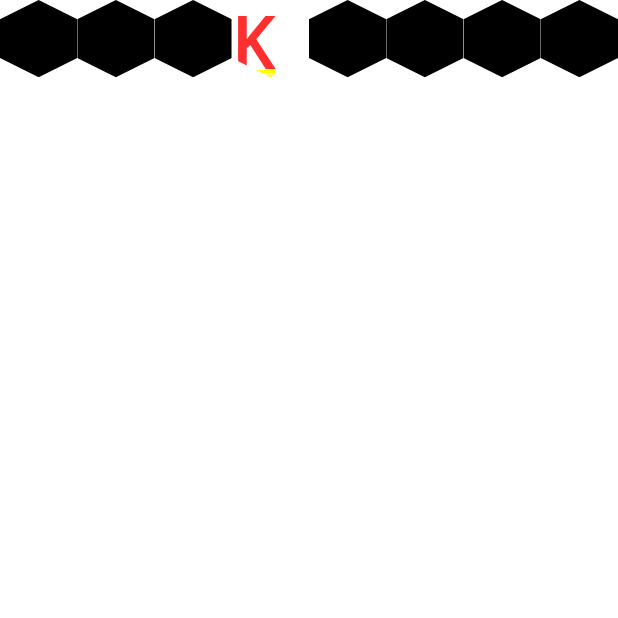
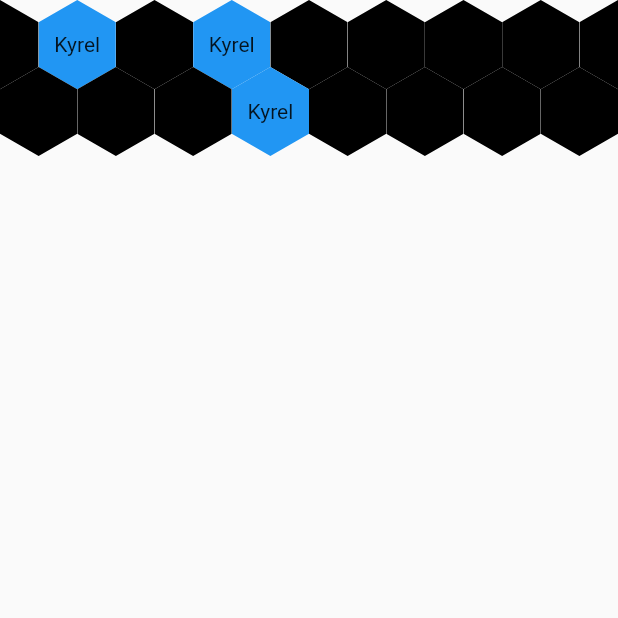
Before and after one commit to KyrelJerome/HexFlutter, a Flutter app: the screen it shows after launch, on a phone screen of 412 x 824 dp, the top half of it. Run offline on Flutter 3.47's test engine with Material 2 defaults, Android fonts, the phone set to English and light mode, and no system bars.

Commit message:
Fix hextile positioning, fix offsetRow such that if similar row sizes are used, setup is maintained.

```diff
--- a/lib/HexClipper.dart
+++ b/lib/HexClipper.dart
@@ -10,12 +10,17 @@ class HexagonClipper extends CustomClipper<Path> {
   final HexType type;
   final Size size;
 
-  HexagonClipper(this.size) : type = HexType.Full;
+  HexagonClipper(this.size,{this.type = HexType.Full});
 
   @override
   Path getClip(Size size) {
-    Path path = getSimpleHexPath(size, type);
-    return path;
+    if(type==HexType.LeftHalf){
+      return getLeftHexPath(size, type);
+    }
+    else if(type==HexType.RightHalf){
+      return getRightHexPath(size, type);
+    }
+    return getSimpleHexPath(size, type);
   }
 
   @override
--- a/lib/HexContainer.dart
+++ b/lib/HexContainer.dart
@@ -11,9 +11,10 @@ class HexagonContainer extends StatelessWidget {
   final double width;
   final Color foregroundColor;
   final Widget child;
-
+  final HexType type;
   const HexagonContainer(
       {Key key,
+      this.type = HexType.Full,
       @required this.height,
       @required this.width,
       @required this.foregroundColor,
@@ -22,10 +23,11 @@ class HexagonContainer extends StatelessWidget {
 
   @override
   Widget build(BuildContext context) {
+    double usedWidth = this.type == HexType.Full? 1: 0.5;
     return ClipPath(
-      clipper: HexagonClipper(Size(height, width)),
+      clipper: HexagonClipper(Size(height, width*usedWidth),type: this.type),
       child: Container(
-        width: this.width,
+        width: this.width*usedWidth,
         height: this.height,
         color: this.foregroundColor,
         child: this.child,
--- a/lib/HexShapeUtils.dart
+++ b/lib/HexShapeUtils.dart
@@ -1,23 +1,63 @@
+import 'dart:math';
 import 'dart:ui';
 
-enum HexType { leftHalf, RightHalf, Full }
+enum HexType { LeftHalf, RightHalf, Full }
+// Draws a hexagon according to size.
+Path getSimpleHexPath(Size size, HexType type) {
+  Path path = Path();
+  //double halfWidth = x/2;
+  /*
+  path.lineTo(halfWidth, 0.0); //P0
+  path.lineTo(x, halfWidth *); //P1
+  path.lineTo(x, y * 0.75); //P2
+  path.lineTo(x / 2, y); //P3
+  path.lineTo(0.0, y * 0.75); //P4
+  path.lineTo(0.0, y * 0.25);
+  path.lineTo(x/2, 0.0);//5
+  */
+  double r = (size.height/2);
+  print("Drawing");
+  double angle = 2 * pi / 6;
+  for (int i = 0; i < 7; i++)
+  {
+    double x = size.width/2 + r * sin(i * angle);
+    double y =  size.height/2 + r * cos(i * angle);
+    print("Drawing:$x , $y");
+    path.lineTo(x, y);
+  }
+  path.close();
+  return path;
+}
 
+Path getRightHexPath(Size size, HexType type) {
+  Path path = Path();
+  double r = (size.height/2);
+  print("Drawing");
+  double angle = 2 * pi / 6;
+  for (int i = 0; i < 4; i++)
+  {
+    double x =  r * sin(i * angle);
+    double y =  size.height/2 + r * cos(i * angle);
+    print("Drawing:$x , $y");
+    path.lineTo(x, y);
+  }
+  path.close();
+  return path;
+}
 
-  Path getSimpleHexPath(Size size,HexType type ) {
-    Path path = Path();
-    double x = size.width;
-    double y = size.height;
-    path.lineTo(x / 2, 0.0); //P0
-    if (type == HexType.Full || type == HexType.RightHalf) {
-      path.lineTo(x, y * 0.25); //P1
-      path.lineTo(x, y * 0.75); //P2
-    }
-    path.lineTo(x / 2, y); //P3
-    if (type == HexType.Full || type == HexType.RightHalf) {
-      path.lineTo(0.0, y * 0.75); //P4
-      path.lineTo(0.0, y * 0.25); //5
-    }
-    path.lineTo(x / 2, 0.0); // P0
-    path.close();
-    return path;
+Path getLeftHexPath(Size size, HexType type) {
+  Path path = Path();
+  double r = (size.height/2);
+  print("DrawingRight***");
+  double angle = 2 * pi / 6;
+  for (int i = 3; i < 7; i++)
+  {
+    double x = size.width + r * sin(i * angle);
+    double y =  size.height/2 + r * cos(i * angle);
+    print("DrawingRight:$x , $y");
+    path.lineTo(x, y);
   }
+  path.lineTo(size.width,0);
+  path.close();
+  return path;
+}
--- a/lib/HexagonFlex.dart
+++ b/lib/HexagonFlex.dart
@@ -1,3 +1,5 @@
+import 'dart:math';
+
 import 'package:flutter/material.dart';
 
 import 'HexContainer.dart';
@@ -8,6 +10,7 @@ import 'HexShapeUtils.dart';
   specific spot
 */
 class HexagonFlex extends StatelessWidget {
+  final bool isOffset;
   final double hexWidth;
   final double hexHeight;
   final List<int> childIndices;
@@ -16,44 +19,102 @@ class HexagonFlex extends StatelessWidget {
   // Total number of hexagons in the flex.
   final int totalHex;
   final Orientation orientation;
-  HexagonFlex(this.totalHex,{this.hexWidth = 0,
-        this.hexHeight = 0,
-        this.childIndices = const [],
-        this.children = const [],
-        this.orientation = Orientation.landscape});
+  HexagonFlex(this.totalHex,
+      {this.hexWidth = 0,
+      this.hexHeight = 0,
+      this.isOffset = false,
+      this.childIndices = const [],
+      this.children = const [],
+      this.orientation = Orientation.landscape})
+      : assert(children.length >= childIndices.length),
+        assert(
+          children.length < totalHex + (isOffset ? 1 : 0),
+        );
 
   @override
   Widget build(BuildContext context) {
     return LayoutBuilder(
-      builder: hexFlexBuilder,
+      builder: buildLayout,
     );
   }
 
-  Widget hexFlexBuilder(BuildContext context, BoxConstraints constraints) {
-    print("Fine");
+  Widget buildLayout(BuildContext context, BoxConstraints constraints) {
+    int hexDrawn = totalHex + (isOffset ? 1 : 0);
+    double tileWidth =
+        hexWidth == 0 ? constraints.biggest.width / hexDrawn : hexWidth;
+    double tileHeight =
+        hexHeight == 0 ? constraints.biggest.width / hexDrawn : hexHeight;
+
+    List<Widget> renderedChildren = populateRenderedChildren(
+      tileWidth,
+      widthToHeight(tileHeight),
+    );
+    // Build Hexagon Row
+    print("Size:" + tileWidth.toString());
+    print("Objects made:" + renderedChildren.length.toString());
+    if (isOffset) {
+      renderedChildren.insert(
+        0,
+        HexagonContainer(
+          type: HexType.RightHalf,
+          foregroundColor: Colors.black,
+          height: widthToHeight(tileWidth),
+          width: tileWidth,
+        ),
+      );
+      renderedChildren.add(
+        HexagonContainer(
+          type: HexType.LeftHalf,
+          foregroundColor: Colors.black,
+          height: widthToHeight(tileWidth),
+          width: tileHeight,
+        ),
+      );
+    }
+    // size = h/2
+    // size = w/sqrt(3)
+    // => h/2 = w/sqrt(3)
+    // => h = 2w/sqrt(3)
+    return Container(
+      height: widthToHeight(tileWidth),
+      width: tileWidth * hexDrawn,
+      child: Orientation.portrait == orientation
+          ? Column(
+              children: renderedChildren,
+            )
+          : Row(children: renderedChildren),
+    );
+  }
+
+  double widthToHeight(double width) {
+    return 2 * width / sqrt(3);
+  }
+
+  List<int> getTrueChildIndices() {
     List<int> trueChildIndices = childIndices;
-    double tileWidth =
-        hexWidth == 0 ? constraints.biggest.width / totalHex : hexWidth;
-    double tileHeight =
-        hexHeight == 0 ? constraints.biggest.width / totalHex : hexHeight;
+
     if (trueChildIndices.length == 0) {
       //Pad beginning
       int pad = (totalHex - children.length) ~/ 2;
       trueChildIndices = List.generate(children.length, (index) => pad + index);
-      print("pad: ${pad}");
-      print("children: ${children}");
+      print("pad: $pad");
+      print("children: $children");
     }
-    print("trueChildIndices: ${trueChildIndices}");
-    print("Fine2");
+    return trueChildIndices;
+  }
+
+  List<Widget> populateRenderedChildren(tileWidth, tileHeight) {
     List<Widget> renderedChildren = [];
-    // Build Hexagon Row
+    List trueChildIndices = getTrueChildIndices();
     int childIndex = 0;
     for (int i = 0; i < totalHex; i++) {
-      if ( 0 < trueChildIndices.length && childIndex < children.length &&i == trueChildIndices[childIndex]) {
+      if (0 < trueChildIndices.length &&
+          childIndex < children.length &&
+          i == trueChildIndices[childIndex]) {
         renderedChildren.add(HexagonContainer(
-          foregroundColor: Colors.white,
-          height: tileWidth,
-          width: tileHeight,
+          foregroundColor: Colors.blue,
+          height: tileHeight,
+          width: tileWidth,
           child: children[childIndex],
         ));
         childIndex += 1;
@@ -61,22 +122,12 @@ class HexagonFlex extends StatelessWidget {
         renderedChildren.add(
           HexagonContainer(
             foregroundColor: Colors.black,
-            height: tileWidth,
-            width: tileHeight,
+            height: tileHeight,
+            width: tileWidth,
           ),
         );
       }
     }
-    print("Size:" + tileWidth.toString());
-    print("Objects made:"+ renderedChildren.length.toString() );
-    return Container(
-      height: tileWidth,
-      width: tileWidth*totalHex,
-      child: Orientation.portrait == orientation
-          ? Column(
-              children: renderedChildren,
-            )
-          : Row(children: renderedChildren),
-    );
+    return renderedChildren;
   }
 }
--- a/lib/main.dart
+++ b/lib/main.dart
@@ -1,8 +1,4 @@
 import 'package:flutter/material.dart';
-import 'package:flutter/material.dart';
-import 'dart:math';
-
-import 'HexContainer.dart';
 import 'HexagonFlex.dart';
 
 void main() {
@@ -46,10 +42,33 @@ class MainState extends State<Main> {
 
   @override
   Widget build(BuildContext context) {
-    return Center(
-      child: ListView(
+    return Scaffold(
+      body: ListView(
         children: [
-          HexagonFlex(8, children:[Center(child: Text("Kyrel"))]),
+          HexagonFlex(
+            7,
+            isOffset: true,
+            childIndices: [0, 2],
+            children: [
+              Center(
+                child: Text("Kyrel"),
+              ),
+              Center(
+                child: Text("Kyrel"),
+              ),
+            ],
+          ),
+          Align(
+            heightFactor: 0.5,
+            child: HexagonFlex(
+              8,
+              children: [
+                Center(
+                  child: Text("Kyrel"),
+                ),
+              ],
+            ),
+          ),
         ],
       ),
     );
```
